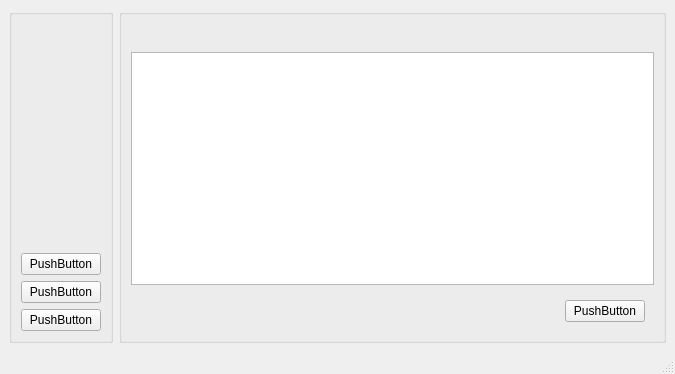
First picture: the form in mainwindow.ui, repository xQula/cpp5, before the edit.
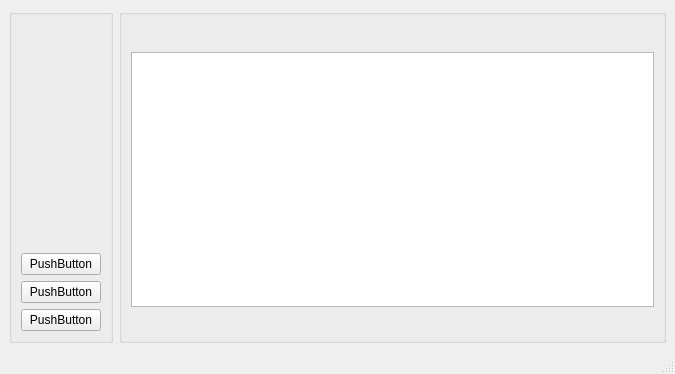
Second picture: the form after the edit.

The edit to the form file:
```diff
--- a/mainwindow.ui
+++ b/mainwindow.ui
@@ -90,28 +90,7 @@
        </item>
        <item>
         <widget class="QWidget" name="widget" native="true">
-         <layout class="QHBoxLayout" name="horizontalLayout_2">
-          <item>
-           <spacer name="horizontalSpacer">
-            <property name="orientation">
-             <enum>Qt::Horizontal</enum>
-            </property>
-            <property name="sizeHint" stdset="0">
-             <size>
-              <width>60</width>
-              <height>20</height>
-             </size>
-            </property>
-           </spacer>
-          </item>
-          <item>
-           <widget class="QPushButton" name="psh_reset_pt_time_Cycle">
-            <property name="text">
-             <string>PushButton</string>
-            </property>
-           </widget>
-          </item>
-         </layout>
+         <layout class="QHBoxLayout" name="horizontalLayout_2"/>
         </widget>
        </item>
       </layout>
```
